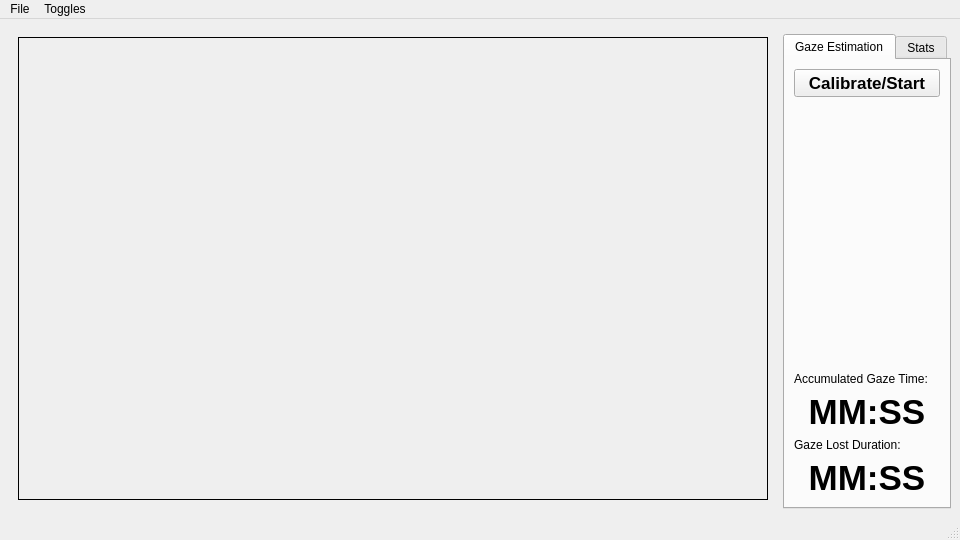
The window that src/app/mainwindow.ui (inbasperu/VisionGuard) describes before a commit, drawn with Qt 5.
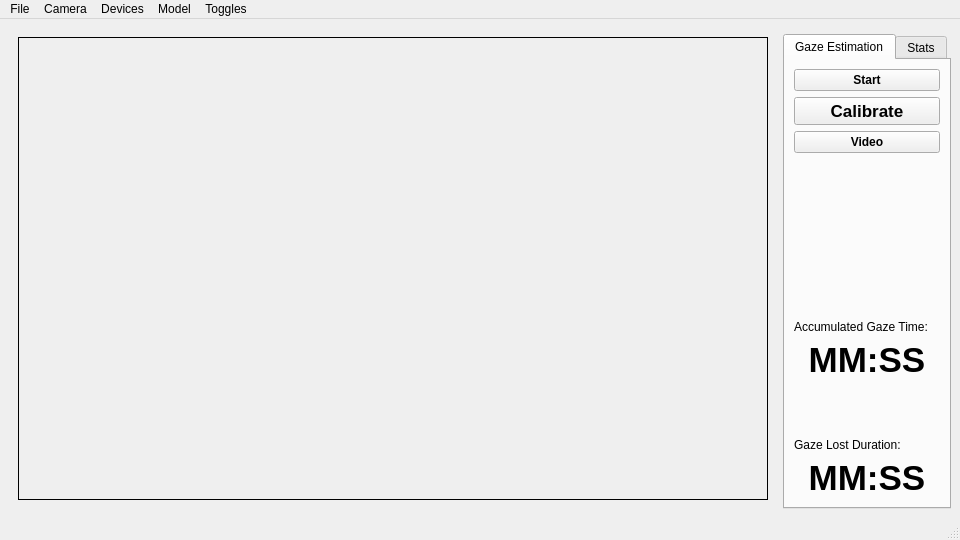
The same window after the commit.

Diff of the .ui file:
```diff
--- a/src/app/mainwindow.ui
+++ b/src/app/mainwindow.ui
@@ -134,7 +134,7 @@
         <string>Gaze Estimation</string>
        </attribute>
        <layout class="QGridLayout" name="gridLayout">
-        <item row="3" column="0">
+        <item row="4" column="0">
          <spacer name="verticalSpacer_2">
           <property name="orientation">
            <enum>Qt::Vertical</enum>
@@ -147,30 +147,7 @@
           </property>
          </spacer>
         </item>
-        <item row="0" column="0">
-         <widget class="QPushButton" name="Calibrate">
-          <property name="enabled">
-           <bool>true</bool>
-          </property>
-          <property name="font">
-           <font>
-            <pointsize>13</pointsize>
-            <bold>true</bold>
-           </font>
-          </property>
-          <property name="text">
-           <string>Calibrate/Start</string>
-          </property>
-         </widget>
-        </item>
         <item row="7" column="0">
-         <widget class="QLabel" name="gazeLostDuration">
-          <property name="text">
-           <string>Gaze Lost Duration:</string>
-          </property>
-         </widget>
-        </item>
-        <item row="6" column="0">
          <widget class="QLabel" name="GazeTime">
           <property name="font">
            <font>
@@ -189,14 +166,61 @@
           </property>
          </widget>
         </item>
-        <item row="5" column="0">
+        <item row="6" column="0">
          <widget class="QLabel" name="accumulatedGazeTime">
           <property name="text">
            <string>Accumulated Gaze Time:</string>
           </property>
          </widget>
         </item>
-        <item row="8" column="0">
+        <item row="2" column="0">
+         <widget class="QPushButton" name="pushButton_2">
+          <property name="font">
+           <font>
+            <bold>true</bold>
+           </font>
+          </property>
+          <property name="text">
+           <string>Video</string>
+          </property>
+         </widget>
+        </item>
+        <item row="1" column="0">
+         <widget class="QPushButton" name="Calibrate">
+          <property name="enabled">
+           <bool>true</bool>
+          </property>
+          <property name="font">
+           <font>
+            <pointsize>13</pointsize>
+            <bold>true</bold>
+           </font>
+          </property>
+          <property name="text">
+           <string>Calibrate</string>
+          </property>
+         </widget>
+        </item>
+        <item row="9" column="0">
+         <widget class="QLabel" name="gazeLostDuration">
+          <property name="text">
+           <string>Gaze Lost Duration:</string>
+          </property>
+         </widget>
+        </item>
+        <item row="0" column="0">
+         <widget class="QPushButton" name="pushButton">
+          <property name="font">
+           <font>
+            <bold>true</bold>
+           </font>
+          </property>
+          <property name="text">
+           <string>Start</string>
+          </property>
+         </widget>
+        </item>
+        <item row="10" column="0">
          <widget class="QLabel" name="GazeLostTime">
           <property name="font">
            <font>
@@ -212,6 +236,19 @@
           </property>
          </widget>
         </item>
+        <item row="8" column="0">
+         <spacer name="verticalSpacer_3">
+          <property name="orientation">
+           <enum>Qt::Vertical</enum>
+          </property>
+          <property name="sizeHint" stdset="0">
+           <size>
+            <width>20</width>
+            <height>40</height>
+           </size>
+          </property>
+         </spacer>
+        </item>
        </layout>
       </widget>
       <widget class="QWidget" name="tabStats">
@@ -308,7 +345,32 @@
     <addaction name="actionShow_All"/>
     <addaction name="actionShow_None"/>
    </widget>
+   <widget class="QMenu" name="menuDevices">
+    <property name="title">
+     <string>Devices</string>
+    </property>
+    <addaction name="actionAuto"/>
+    <addaction name="actionCPU"/>
+    <addaction name="actionGUU"/>
+    <addaction name="actionNPU"/>
+   </widget>
+   <widget class="QMenu" name="menuModel">
+    <property name="title">
+     <string>Model</string>
+    </property>
+    <addaction name="actionINT8"/>
+    <addaction name="actionFP16"/>
+    <addaction name="actionFP32"/>
+   </widget>
+   <widget class="QMenu" name="menuCamera">
+    <property name="title">
+     <string>Camera</string>
+    </property>
+   </widget>
    <addaction name="menuFile"/>
+   <addaction name="menuCamera"/>
+   <addaction name="menuDevices"/>
+   <addaction name="menuModel"/>
    <addaction name="menuToggles"/>
   </widget>
   <widget class="QStatusBar" name="statusbar"/>
```
Left out of the diff: 48 changed lines with no effect on the pictures.
